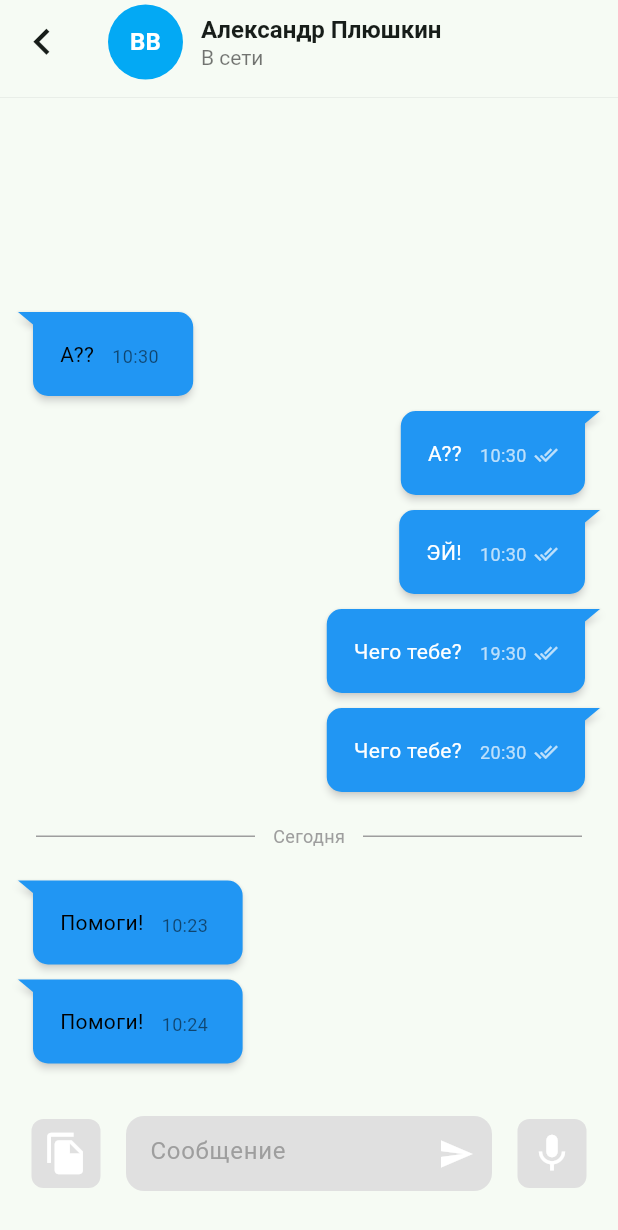
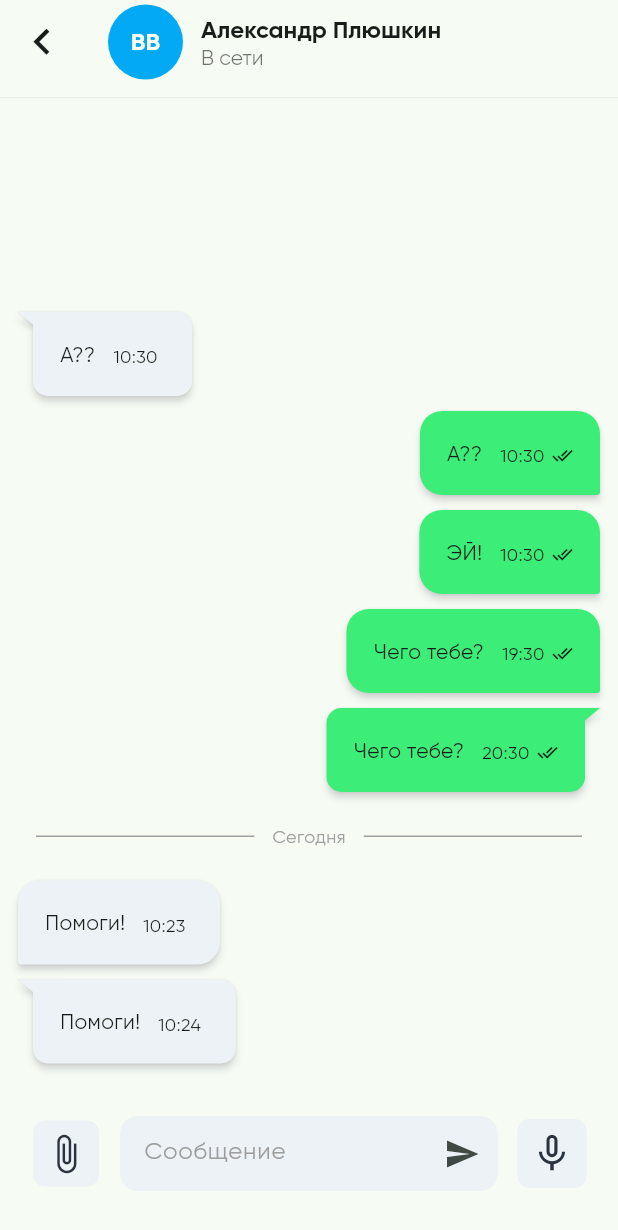
Before and after one commit to Forstes/test-messenger, a Flutter app: the screen it shows after launch, after a tap on an icon or button, on a phone screen of 412 x 824 dp. Shown: the top 1230 px of the screen. Run offline on Flutter 3.47's test engine with Material 3 defaults, Android fonts, the phone set to English and light mode, and no system bars; drawn by our look-alikes of flutter_chat_bubble; our stand-ins replace go_router, image_picker.

Commit message:
colors & fonts adjusted

```diff
--- a/lib/main.dart
+++ b/lib/main.dart
@@ -15,6 +15,7 @@ class MyApp extends StatelessWidget {
       theme: ThemeData(
         colorScheme: ColorScheme.fromSeed(seedColor: Colors.greenAccent),
         useMaterial3: true,
+        fontFamily: 'Gilroy',
       ),
       routerConfig: router,
     );
--- a/lib/screens/chat.dart
+++ b/lib/screens/chat.dart
@@ -106,15 +106,20 @@ class _ChatScreenState extends State<ChatScreen> {
                 itemBuilder: (BuildContext context, int index) {
                   final msg = messages[index];
                   bool showSeparator = false;
+                  bool withTail = true;
+
                   if (index < messages.length - 1) {
                     showSeparator = _separatorShown(msg.dateDelivered, messages[index + 1].dateDelivered);
+                  }
+                  if (index > 0) {
+                    withTail = msg.isFromOtherUser != messages[index - 1].isFromOtherUser;
                   }
 
                   return Column(
                     mainAxisSize: MainAxisSize.min,
                     children: [
                       if (showSeparator) DateSeparator(date: formatSeparatorDate(msg.dateDelivered)),
-                      AppChatBubble(message: msg),
+                      AppChatBubble(message: msg, isWithTail: withTail),
                     ],
                   );
                 },
--- a/lib/screens/chat_list.dart
+++ b/lib/screens/chat_list.dart
@@ -27,14 +27,18 @@ class ChatListScreenState extends State<ChatListScreen> {
   @override
   Widget build(BuildContext context) {
     return Scaffold(
-      appBar: AppBar(title: const Text("Чаты")),
+      appBar: AppBar(
+          title: const Text(
+        "Чаты",
+        style: TextStyle(fontSize: 32, fontWeight: FontWeight.w600),
+      )),
       body: Column(
         children: [
           Padding(
-            padding: const EdgeInsets.fromLTRB(15, 20, 15, 30),
+            padding: const EdgeInsets.fromLTRB(15, 5, 15, 30),
             child: TextField(
               decoration: InputDecoration(
-                fillColor: Colors.grey.shade300,
+                fillColor: const Color(0xFFEDF2F6),
                 filled: true,
                 hintText: 'Поиск',
                 hintStyle: const TextStyle(color: Colors.grey),
--- a/lib/widgets/bottom_chat_panel.dart
+++ b/lib/widgets/bottom_chat_panel.dart
@@ -44,9 +44,9 @@ class BottomChatPanel extends StatelessWidget {
                       ));
             }
           },
-          icon: const Icon(Icons.file_copy, size: 30),
+          icon: const Icon(Icons.attach_file, size: 28, color: Color(0xFF2B333E)),
           style: ButtonStyle(
-            backgroundColor: WidgetStatePropertyAll(Colors.grey.shade300),
+            backgroundColor: const WidgetStatePropertyAll(Color(0xFFEDF2F6)),
             shape: WidgetStatePropertyAll(
               RoundedRectangleBorder(
                 borderRadius: BorderRadius.circular(8.0),
@@ -54,14 +54,14 @@ class BottomChatPanel extends StatelessWidget {
             ),
           ),
         ),
-        const SizedBox(width: 16),
+        const SizedBox(width: 12),
         Expanded(
           child: SizedBox(
             height: 50,
             child: TextField(
               controller: _contoller,
               decoration: InputDecoration(
-                fillColor: Colors.grey.shade300,
+                fillColor: const Color(0xFFEDF2F6),
                 filled: true,
                 hintText: 'Сообщение',
                 hintStyle: const TextStyle(color: Colors.grey),
@@ -82,10 +82,7 @@ class BottomChatPanel extends StatelessWidget {
                 ),
                 suffixIcon: IconButton(
                   onPressed: _sendMsg,
-                  icon: const Icon(
-                    Icons.send,
-                    color: Colors.white,
-                  ),
+                  icon: const Icon(Icons.send),
                 ),
               ),
               maxLines: 5,
@@ -93,12 +90,12 @@ class BottomChatPanel extends StatelessWidget {
             ),
           ),
         ),
-        const SizedBox(width: 16),
+        const SizedBox(width: 12),
         IconButton.filled(
           onPressed: () {},
-          icon: const Icon(Icons.mic, size: 30),
+          icon: const Icon(Icons.mic_none, size: 30, color: Color(0xFF2B333E)),
           style: ButtonStyle(
-            backgroundColor: WidgetStatePropertyAll(Colors.grey.shade300),
+            backgroundColor: const WidgetStatePropertyAll(Color(0xFFEDF2F6)),
             shape: WidgetStatePropertyAll(
               RoundedRectangleBorder(
                 borderRadius: BorderRadius.circular(8.0),
--- a/lib/widgets/chat_bubble.dart
+++ b/lib/widgets/chat_bubble.dart
@@ -5,12 +5,15 @@ import 'package:messenger/widgets/image_rounded.dart';
 import 'package:flutter_chat_bubble/chat_bubble.dart';
 
 class AppChatBubble extends StatelessWidget {
-  const AppChatBubble({super.key, required this.message});
+  const AppChatBubble({super.key, required this.message, required this.isWithTail});
 
   final Message message;
+  final bool isWithTail;
 
   @override
   Widget build(BuildContext context) {
+    final bubbleType = message.isFromOtherUser ? BubbleType.receiverBubble : BubbleType.sendBubble;
+
     return Container(
       margin: const EdgeInsets.symmetric(vertical: 5.0),
       child: Row(
@@ -19,10 +22,9 @@ class AppChatBubble extends StatelessWidget {
           SizedBox(
             width: message.attachedImg != null ? 230 : null,
             child: ChatBubble(
-              clipper:
-                  ChatBubbleClipper1(type: message.isFromOtherUser ? BubbleType.receiverBubble : BubbleType.sendBubble),
+              clipper: isWithTail ? ChatBubbleClipper2(type: bubbleType) : ChatBubbleClipper5(type: bubbleType),
               alignment: Alignment.topRight,
-              backGroundColor: Colors.blue,
+              backGroundColor: message.isFromOtherUser ? const Color(0xFFEDF2F6) : const Color(0xFF3CED78),
               child: Column(
                 crossAxisAlignment: message.attachedImg != null ? CrossAxisAlignment.stretch : CrossAxisAlignment.start,
                 children: [
@@ -37,20 +39,14 @@ class AppChatBubble extends StatelessWidget {
                       crossAxisAlignment: CrossAxisAlignment.end,
                       mainAxisAlignment: MainAxisAlignment.spaceBetween,
                       children: [
-                        Text(
-                          message.text,
-                          style: TextStyle(
-                            color: message.isFromOtherUser ? Colors.black : Colors.white,
-                          ),
-                        ),
+                        Text(message.text, style: const TextStyle(fontSize: 14)),
                         const SizedBox(width: 12.0),
                         Row(
                           mainAxisSize: MainAxisSize.min,
                           children: [
                             Text(
                               DateFormat('HH:mm').format(message.dateDelivered),
-                              style: TextStyle(
-                                color: message.isFromOtherUser ? Colors.black54 : Colors.white70,
+                              style: const TextStyle(
                                 fontSize: 12.0,
                               ),
                             ),
@@ -58,8 +54,7 @@ class AppChatBubble extends StatelessWidget {
                             if (!message.isFromOtherUser)
                               Icon(
                                 message.isReaded ? Icons.done_all : Icons.done,
-                                size: 16.0,
-                                color: message.isFromOtherUser ? Colors.black54 : Colors.white70,
+                                size: 14.0,
                               ),
                           ],
                         ),
--- a/lib/widgets/chat_tile.dart
+++ b/lib/widgets/chat_tile.dart
@@ -40,12 +40,13 @@ class ChatTile extends StatelessWidget {
                 mainAxisAlignment: MainAxisAlignment.center,
                 crossAxisAlignment: CrossAxisAlignment.start,
                 children: [
-                  Text(chat.contact.name, style: const TextStyle(height: 1.4, fontWeight: FontWeight.bold)),
+                  Text(chat.contact.name,
+                      style: const TextStyle(height: 1.4, fontWeight: FontWeight.w600, fontSize: 15)),
                   if (chat.lastMsg != null)
                     RichText(
                       textDirection: TextDirection.ltr,
                       text: TextSpan(
-                        style: const TextStyle(fontSize: 13),
+                        style: const TextStyle(fontSize: 12),
                         children: <TextSpan>[
                           if (!chat.lastMsg!.isFromOtherUser) const TextSpan(text: "Вы: "),
                           TextSpan(text: chat.lastMsg!.text, style: const TextStyle(color: Colors.black54)),
--- a/pubspec.yaml
+++ b/pubspec.yaml
@@ -56,6 +56,12 @@ dev_dependencies:
 
 # The following section is specific to Flutter packages.
 flutter:
+  fonts:
+    - family: Gilroy
+      fonts:
+        - asset: assets/fonts/Gilroy-Regular.ttf
+        - asset: assets/fonts/Gilroy-Bold.ttf
+          weight: 700
 
   # The following line ensures that the Material Icons font is
   # included with your application, so that you can use the icons in
```
Also changed, not shown: assets/fonts/Gilroy-Bold.ttf (added), assets/fonts/Gilroy-Regular.ttf (added).
